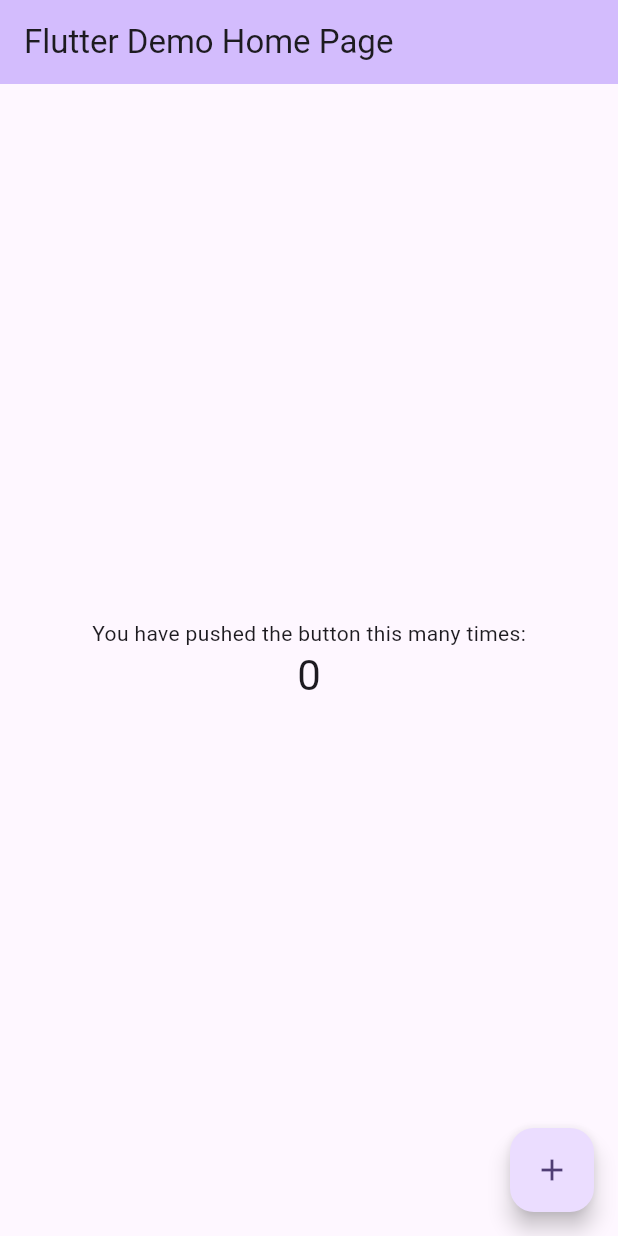
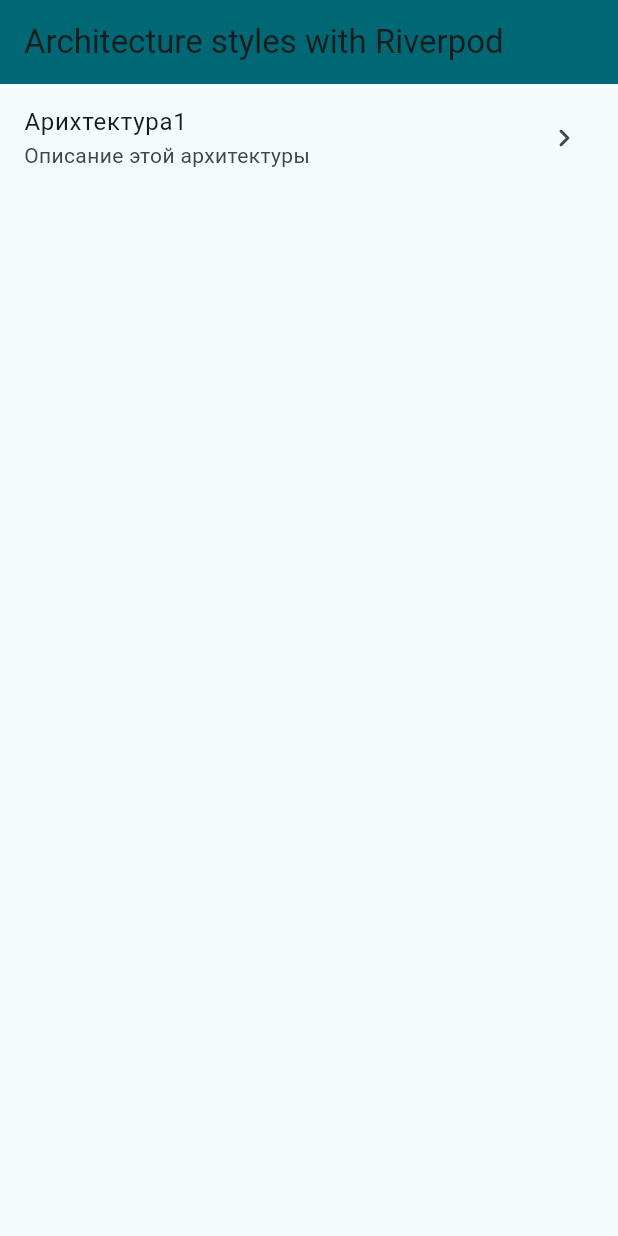
Before and after one commit to PackRuble/reactive_domain_playground, a Flutter app: the screen it shows after launch, on a phone screen of 412 x 824 dp. Run offline on Flutter 3.47's test engine with Material 3 defaults, Android fonts, the phone set to English and light mode, and no system bars; our stand-ins replace flutter_riverpod; missing offline and left inert: cardoteka.

Commit message:
add: new main

```diff
--- a/lib/main.dart
+++ b/lib/main.dart
@@ -1,125 +1,49 @@
+import 'package:cardoteka/cardoteka.dart';
 import 'package:flutter/material.dart';
+import 'package:flutter_riverpod/flutter_riverpod.dart';
 
-void main() {
-  runApp(const MyApp());
+Future<void> main() async {
+  await Cardoteka.init();
+  runApp(const ProviderScope(child: MyApp()));
 }
 
 class MyApp extends StatelessWidget {
   const MyApp({super.key});
 
-  // This widget is the root of your application.
   @override
   Widget build(BuildContext context) {
     return MaterialApp(
-      title: 'Flutter Demo',
+      title: 'Architecture styles with Riverpod',
+      debugShowCheckedModeBanner: false,
       theme: ThemeData(
-        // This is the theme of your application.
-        //
-        // TRY THIS: Try running your application with "flutter run". You'll see
-        // the application has a purple toolbar. Then, without quitting the app,
-        // try changing the seedColor in the colorScheme below to Colors.green
-        // and then invoke "hot reload" (save your changes or press the "hot
-        // reload" button in a Flutter-supported IDE, or press "r" if you used
-        // the command line to start the app).
-        //
-        // Notice that the counter didn't reset back to zero; the application
-        // state is not lost during the reload. To reset the state, use hot
-        // restart instead.
-        //
-        // This works for code too, not just values: Most code changes can be
-        // tested with just a hot reload.
-        colorScheme: ColorScheme.fromSeed(seedColor: Colors.deepPurple),
+        colorScheme: ColorScheme.fromSeed(seedColor: Colors.grey),
         useMaterial3: true,
       ),
-      home: const MyHomePage(title: 'Flutter Demo Home Page'),
+      home: const MyHomePage(),
     );
   }
 }
 
-class MyHomePage extends StatefulWidget {
-  const MyHomePage({super.key, required this.title});
-
-  // This widget is the home page of your application. It is stateful, meaning
-  // that it has a State object (defined below) that contains fields that affect
-  // how it looks.
-
-  // This class is the configuration for the state. It holds the values (in this
-  // case the title) provided by the parent (in this case the App widget) and
-  // used by the build method of the State. Fields in a Widget subclass are
-  // always marked "final".
-
-  final String title;
-
-  @override
-  State<MyHomePage> createState() => _MyHomePageState();
-}
-
-class _MyHomePageState extends State<MyHomePage> {
-  int _counter = 0;
-
-  void _incrementCounter() {
-    setState(() {
-      // This call to setState tells the Flutter framework that something has
-      // changed in this State, which causes it to rerun the build method below
-      // so that the display can reflect the updated values. If we changed
-      // _counter without calling setState(), then the build method would not be
-      // called again, and so nothing would appear to happen.
-      _counter++;
-    });
-  }
+class MyHomePage extends StatelessWidget {
+  const MyHomePage({super.key});
 
   @override
   Widget build(BuildContext context) {
-    // This method is rerun every time setState is called, for instance as done
-    // by the _incrementCounter method above.
-    //
-    // The Flutter framework has been optimized to make rerunning build methods
-    // fast, so that you can just rebuild anything that needs updating rather
-    // than having to individually change instances of widgets.
     return Scaffold(
       appBar: AppBar(
-        // TRY THIS: Try changing the color here to a specific color (to
-        // Colors.amber, perhaps?) and trigger a hot reload to see the AppBar
-        // change color while the other colors stay the same.
-        backgroundColor: Theme.of(context).colorScheme.inversePrimary,
-        // Here we take the value from the MyHomePage object that was created by
-        // the App.build method, and use it to set our appbar title.
-        title: Text(widget.title),
+        backgroundColor: Theme.of(context).colorScheme.primary,
+        title: const Text('Architecture styles with Riverpod'),
       ),
-      body: Center(
-        // Center is a layout widget. It takes a single child and positions it
-        // in the middle of the parent.
-        child: Column(
-          // Column is also a layout widget. It takes a list of children and
-          // arranges them vertically. By default, it sizes itself to fit its
-          // children horizontally, and tries to be as tall as its parent.
-          //
-          // Column has various properties to control how it sizes itself and
-          // how it positions its children. Here we use mainAxisAlignment to
-          // center the children vertically; the main axis here is the vertical
-          // axis because Columns are vertical (the cross axis would be
-          // horizontal).
-          //
-          // TRY THIS: Invoke "debug painting" (choose the "Toggle Debug Paint"
-          // action in the IDE, or press "p" in the console), to see the
-          // wireframe for each widget.
-          mainAxisAlignment: MainAxisAlignment.center,
-          children: <Widget>[
-            const Text(
-              'You have pushed the button this many times:',
-            ),
-            Text(
-              '$_counter',
-              style: Theme.of(context).textTheme.headlineMedium,
-            ),
-          ],
-        ),
+      body: ListView(
+        children: [
+          ListTile(
+            title: Text('Арихтектура1'),
+            subtitle: Text('Описание этой архитектуры'),
+            onTap: () {},
+            trailing: Icon(Icons.chevron_right_rounded),
+          ),
+        ],
       ),
-      floatingActionButton: FloatingActionButton(
-        onPressed: _incrementCounter,
-        tooltip: 'Increment',
-        child: const Icon(Icons.add),
-      ), // This trailing comma makes auto-formatting nicer for build methods.
     );
   }
 }
```
